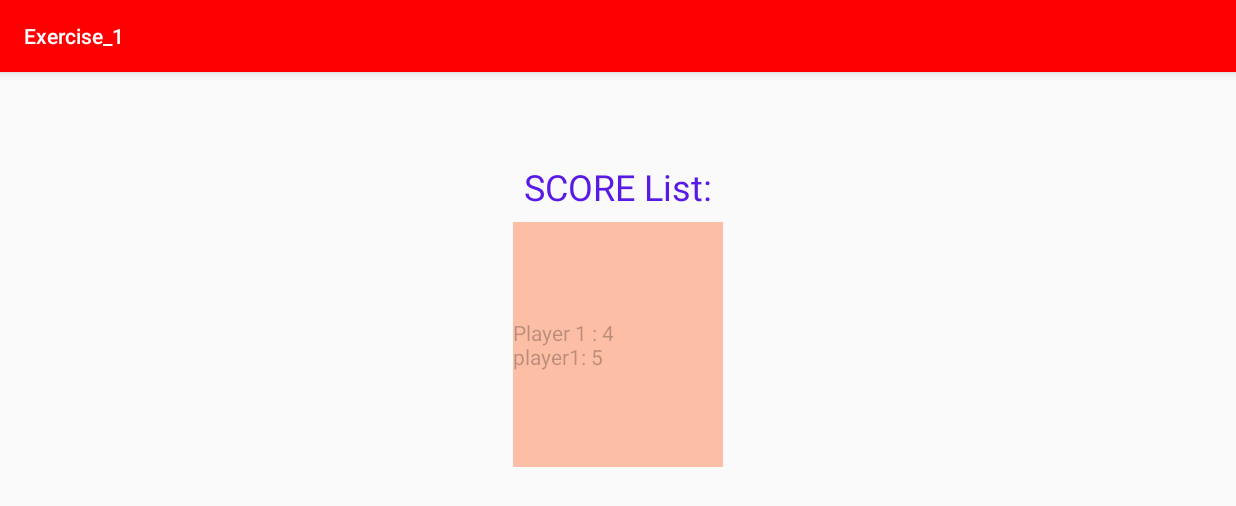
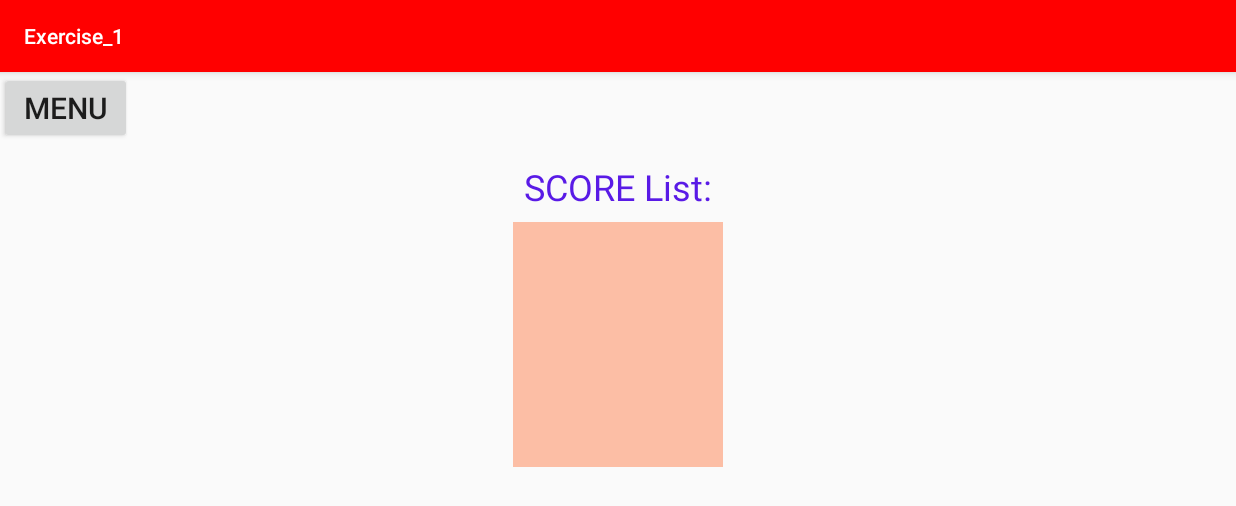
Before and after one commit to Sagi29/Android_Ex1, an Android app: the activity_record screen opened directly, with no data from a screen before it, on a phone screen of 824 x 412 dp (held sideways). Shown: the top 506 px of the screen. Run offline under Robolectric (Android 15) with nearby library versions, the phone set to English and light mode, and no system bars; 3 statements that could not run were skipped.

Commit message:
Exercise 2 : in work 4

```diff
--- a/app/src/main/AndroidManifest.xml
+++ b/app/src/main/AndroidManifest.xml
@@ -15,7 +15,9 @@
         android:roundIcon="@mipmap/ic_launcher_round"
         android:supportsRtl="true"
         android:theme="@style/AppTheme">
-        <activity android:name=".Activity_result" />
+        <activity android:name=".Activity_result"
+            android:configChanges="orientation"
+            android:screenOrientation="sensorLandscape"/>
         <!--
              The API key for Google Maps-based APIs is defined as a string resource.
              (See the file "res/values/google_maps_api.xml").
@@ -50,6 +52,7 @@
             android:configChanges="orientation"
             android:screenOrientation="sensorLandscape" />
 
+
         <activity android:name=".MainActivity" />
     </application>
 
--- a/app/src/main/java/com/example/exercise_1/activity_record.java
+++ b/app/src/main/java/com/example/exercise_1/activity_record.java
@@ -3,12 +3,69 @@ package com.example.exercise_1;
 import androidx.appcompat.app.AppCompatActivity;
 
 import android.os.Bundle;
+import android.util.Log;
+import android.view.View;
+import android.widget.Button;
+import android.widget.EditText;
+
+import com.google.gson.Gson;
+
+import java.util.ArrayList;
 
 public class activity_record extends AppCompatActivity {
 
+    private Button record_BTN_menu;
+    private EditText record_EDT_recordList ;
+    private MySP mySP;
     @Override
     protected void onCreate(Bundle savedInstanceState) {
         super.onCreate(savedInstanceState);
         setContentView(R.layout.activity_record);
+
+        mySP = new MySP(this);
+        Gson gson = new Gson();
+        String winner = getIntent().getStringExtra(Activity_result.WINNER_NAME);
+        record_EDT_recordList = findViewById(R.id.record_EDT_recordList);
+        record_BTN_menu = findViewById(R.id.record_BTN_menu);
+
+        record_BTN_menu.setOnClickListener(new View.OnClickListener(){
+            @Override
+            public void onClick(View view) {
+                finish();
+            }
+        });
+        if(winner.equals("Bird")){
+            String p1_string = mySP.getString("player_1","");
+            Player p1 =gson.fromJson(p1_string, Player.class);
+            ArrayList<TopTen> ttArray1 = p1.getScores();
+            record_EDT_recordList.append("p1= " + p1.getName() +" sorce 1 = " + p1.getScores().size());
+        }
+        else{
+            String p2_string = mySP.getString("player_2","");
+            Player p2 =gson.fromJson(p2_string, Player.class);
+            ArrayList<TopTen> ttArray2 = p2.getScores();
+            record_EDT_recordList.append("p2 name=" + p2.getName() + " score 2 = "+ p2.getScores().size());
+        }
+
+
+        /*ArrayList<TopTen> all = new ArrayList<TopTen>();
+        all.addAll(ttArray1);
+        all.addAll(ttArray2);*/
+
+
+
+       /* Log.d("ptt","p1= " + p1.getName()+ " p2= "+ p2.getName());
+        Log.d("ptt","sorce 1 = " + p1.getScores().size()+ " p2 = "+ p2.getScores().size());
+
+        record_EDT_recordList.append("p1= " + p1.getName()+ " p2= "+ p2.getName());
+        record_EDT_recordList.append("sorce 1 = " + p1.getScores().size()+ " p2 = "+ p2.getScores().size());
+
+        if(all.size() > 0)
+            for (TopTen tt: all) {
+                record_EDT_recordList.setText("" + tt.getNumOfMoves()+ " , ");
+            }
+        else
+            record_EDT_recordList.append("no DATA == " + all.size());
+*/
     }
 }
--- a/app/src/main/res/layout-land/activity_record.xml
+++ b/app/src/main/res/layout-land/activity_record.xml
@@ -11,6 +11,16 @@
         android:layout_width="match_parent"
         android:layout_height="match_parent"
         android:orientation="vertical">
+
+        <Button
+            android:id="@+id/record_BTN_menu"
+            android:layout_width="wrap_content"
+            android:layout_height="wrap_content"
+            android:text="menu"
+            android:textSize="20sp">
+
+
+        </Button>
 
         <TextView
             android:layout_width="wrap_content"
@@ -35,7 +45,7 @@
             android:textSize="14dp"
             android:background="#57FF4901"
             android:enabled="false"
-            android:text="Player 1 : 4 \nplayer1: 5">
+            android:text="">
 
         </EditText>
 
```
Also changed, not shown: app/src/main/java/com/example/exercise_1/Activity_result.java (+7 -5 lines), app/src/main/java/com/example/exercise_1/Game_Activity.java (+72 -58 lines), app/src/main/java/com/example/exercise_1/Player.java (+17 -0 lines).
